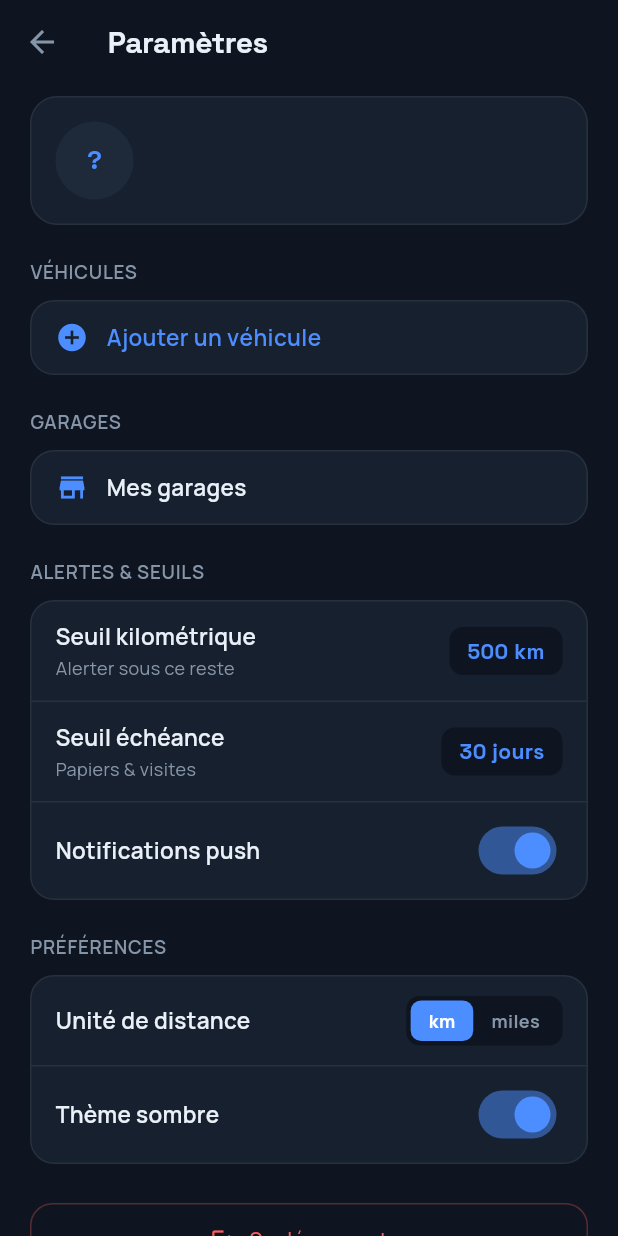
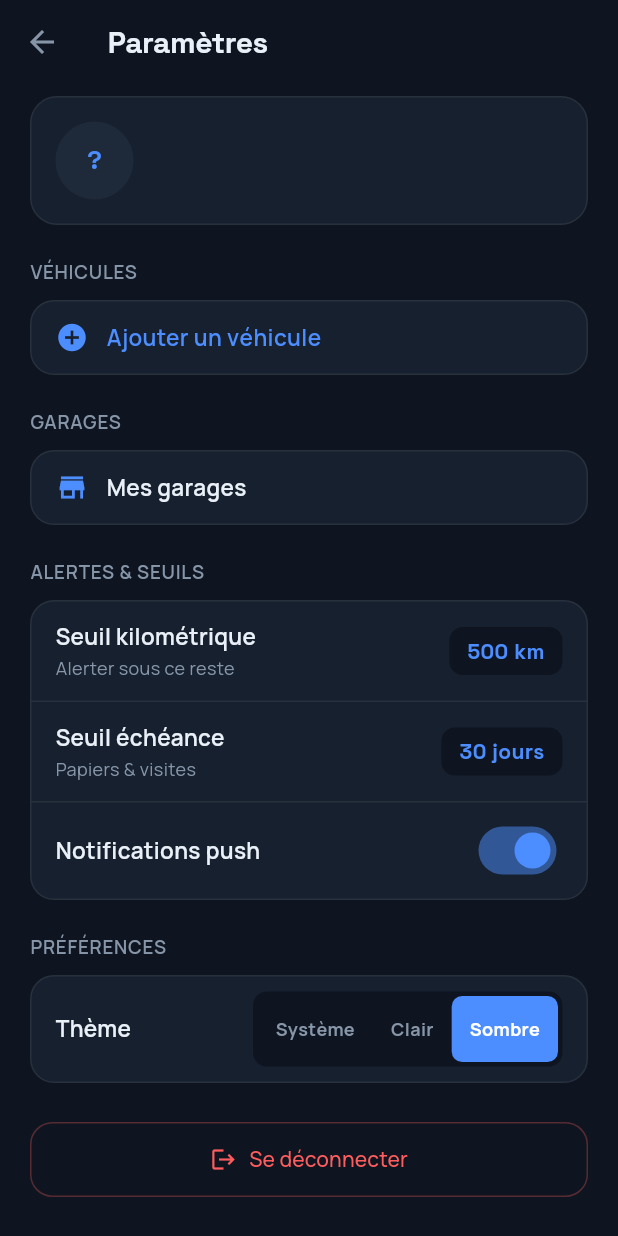
Before and after one commit to XP-HKhalFaoui/Motora, a Flutter app: the SettingsScreen screen opened directly, on a phone screen of 412 x 824 dp. Run offline on Flutter 3.47's test engine with Material 3 defaults, Android fonts, the phone set to English and light mode, and no system bars; our stand-ins replace file_picker, fl_chart, flutter_local_notifications, flutter_riverpod, google_fonts, image_picker and 3 more; accounts and stored records are empty.

Commit message:
Make the settings screen actually control something
Four of the five persisted settings were write-only: the UI edited them
and SharedPreferences stored them, but no consumer ever read them back.
Alerts used the compile-time Thresholds constants instead.

- kmAlertThreshold / daysAlertThreshold now drive PredictionService
  .needsAlert, the reminder list and DocumentCard's colour and status
  badge. Changing "Seuil kilométrique" in Réglages changes the alerts.
- pushEnabled is honoured by the reminder scheduler (done in the previous
  commit); turning it off now cancels the schedule instead of doing
  nothing.
- Theme gains the "Système" option. It was already deserialisable but
  unreachable behind a two-state dark/light switch, and the app assumed
  dark while settings loaded, giving light-mode users a dark flash on
  every cold start; it now follows the OS until settings arrive.
- The km/miles toggle is removed rather than wired. Motora is metric
  end to end — km intervals, € costs, vignette / carte grise / contrôle
  technique — and converting only the display while every input field
  stayed in km would have been a worse lie than the dead switch.

The unit and theme rows share one _SegmentRow widget now, which also
gives the pills a 44dp tap target (they were ~27dp) and a selected
semantics label.

Co-Authored-By: Claude Opus 5 <noreply@anthropic.com>

```diff
--- a/lib/main.dart
+++ b/lib/main.dart
@@ -32,8 +32,10 @@ class MotoraApp extends ConsumerWidget {
 
   @override
   Widget build(BuildContext context, WidgetRef ref) {
+    // While settings load, follow the OS rather than assuming dark — a
+    // light-mode user used to get a dark flash on every cold start.
     final themeMode =
-        ref.watch(settingsProvider).value?.themeMode ?? ThemeMode.dark;
+        ref.watch(settingsProvider).value?.themeMode ?? ThemeMode.system;
 
     return MaterialApp(
       title: 'Motora',
--- a/lib/screens/settings/settings_screen.dart
+++ b/lib/screens/settings/settings_screen.dart
@@ -150,16 +150,16 @@ class SettingsScreen extends ConsumerWidget {
             const SizedBox(height: 22),
             _SectionLabel('PRÉFÉRENCES'),
             _Group(children: [
-              _UnitRow(
-                unit: settings.distanceUnit,
-                onChanged: (u) =>
-                    ref.read(settingsProvider.notifier).setDistanceUnit(u),
-              ),
-              _SwitchRow(
-                label: 'Thème sombre',
-                value: settings.themeMode == ThemeMode.dark,
-                onChanged: (v) =>
-                    ref.read(settingsProvider.notifier).toggleDarkMode(v),
+              _SegmentRow<ThemeMode>(
+                label: 'Thème',
+                value: settings.themeMode,
+                options: const {
+                  ThemeMode.system: 'Système',
+                  ThemeMode.light: 'Clair',
+                  ThemeMode.dark: 'Sombre',
+                },
+                onChanged: (m) =>
+                    ref.read(settingsProvider.notifier).setThemeMode(m),
               ),
             ]),
             const SizedBox(height: 26),
@@ -413,20 +413,29 @@ class _SwitchRow extends StatelessWidget {
   }
 }
 
-class _UnitRow extends StatelessWidget {
-  const _UnitRow({required this.unit, required this.onChanged});
-  final DistanceUnit unit;
-  final ValueChanged<DistanceUnit> onChanged;
+/// A labelled row of mutually-exclusive pill options (unit, theme…).
+class _SegmentRow<T> extends StatelessWidget {
+  const _SegmentRow({
+    required this.label,
+    required this.value,
+    required this.options,
+    required this.onChanged,
+  });
+
+  final String label;
+  final T value;
+  final Map<T, String> options;
+  final ValueChanged<T> onChanged;
 
   @override
   Widget build(BuildContext context) {
     final p = context.palette;
     return Padding(
-      padding: const EdgeInsets.symmetric(vertical: 13),
+      padding: const EdgeInsets.symmetric(vertical: 10),
       child: Row(
         children: [
           Expanded(
-            child: Text('Unité de distance',
+            child: Text(label,
                 style: TextStyle(
                     color: p.textPrimary,
                     fontSize: 15,
@@ -439,9 +448,10 @@ class _UnitRow extends StatelessWidget {
               borderRadius: BorderRadius.circular(9),
             ),
             child: Row(
+              mainAxisSize: MainAxisSize.min,
               children: [
-                _unitTab(context, 'km', DistanceUnit.km),
-                _unitTab(context, 'miles', DistanceUnit.miles),
+                for (final entry in options.entries)
+                  _tab(context, entry.value, entry.key),
               ],
             ),
           ),
@@ -450,13 +460,22 @@ class _UnitRow extends StatelessWidget {
     );
   }
 
-  Widget _unitTab(BuildContext context, String label, DistanceUnit value) {
+  Widget _tab(BuildContext context, String label, T optionValue) {
     final p = context.palette;
-    final active = unit == value;
-    return GestureDetector(
-      onTap: () => onChanged(value),
+    final active = value == optionValue;
+    return Semantics(
+      selected: active,
+      button: true,
+      label: label,
+      child: InkWell(
+        onTap: () => onChanged(optionValue),
+        borderRadius: BorderRadius.circular(7),
         child: Container(
-        padding: const EdgeInsets.symmetric(horizontal: 12, vertical: 5),
+          // 44dp min height keeps the pill a usable tap target; the old
+          // 5px vertical padding made it about 27dp.
+          constraints: const BoxConstraints(minHeight: 44),
+          alignment: Alignment.center,
+          padding: const EdgeInsets.symmetric(horizontal: 12),
           decoration: BoxDecoration(
             color: active ? p.primary : Colors.transparent,
             borderRadius: BorderRadius.circular(7),
@@ -467,6 +486,7 @@ class _UnitRow extends StatelessWidget {
                   fontSize: 12,
                   fontWeight: FontWeight.w700)),
         ),
+      ),
     );
   }
 }
```
Also changed, not shown: lib/providers/settings_provider.dart (+5 -21 lines), lib/widgets/document_card.dart (+13 -6 lines). Lines whose indentation alone changed are shown as unchanged.
